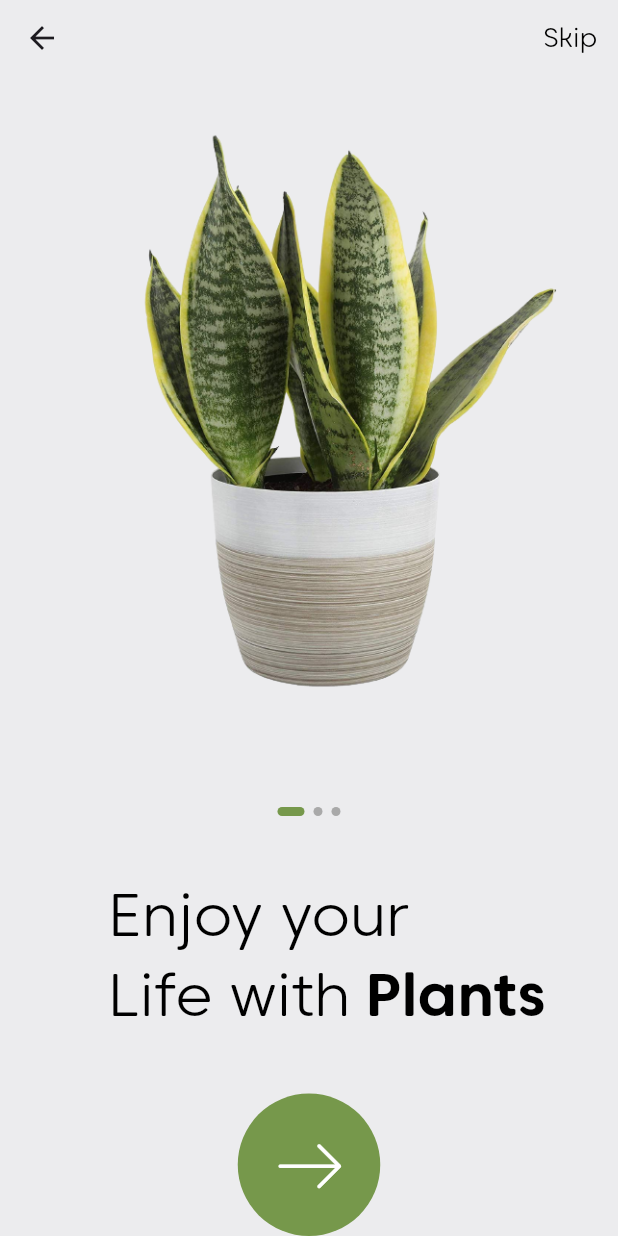
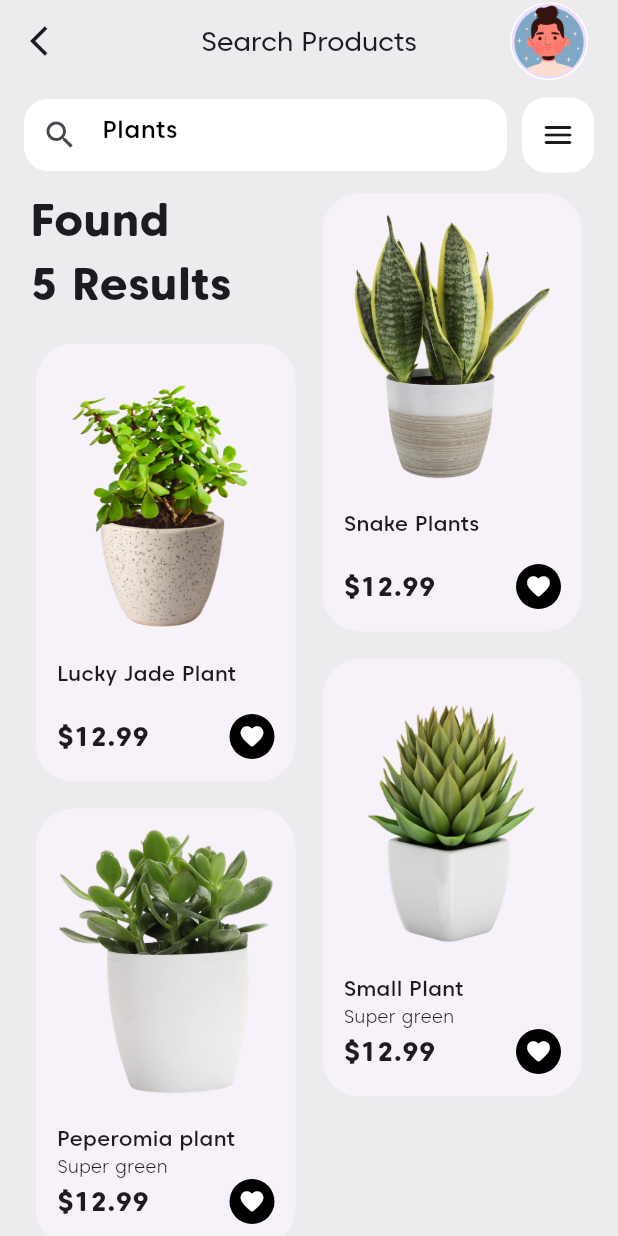
Before and after one commit to RoshanGunarathna/ui_challenge, a Flutter app: the screen it shows after launch, on a phone screen of 412 x 824 dp. Run offline on Flutter 3.47's test engine with Material 2 defaults, Android fonts, the phone set to English and light mode, and no system bars; our stand-ins replace device_preview.

Commit message:
Search_Screen_basic_UI_finished

```diff
--- a/lib/main.dart
+++ b/lib/main.dart
@@ -4,10 +4,12 @@ import 'package:flutter/material.dart';
 
 import 'onboard_screen.dart';
 import 'palette.dart';
+import 'search_product_screen.dart';
 
 void main() {
   runApp(
     DevicePreview(
+      //enabled: false,
       enabled: !kReleaseMode,
       builder: (_) => const MyApp(),
     ),
@@ -31,7 +33,7 @@ class MyApp extends StatelessWidget {
         useMaterial3: true,
         primaryColor: Palette.primaryColor,
       ),
-      home: const OnboardScreen(),
+      home: const SearchProductScreen(),
     );
   }
 }
--- /dev/null
+++ b/lib/product_card.dart
@@ -0,0 +1,132 @@
+import 'package:flutter/material.dart';
+import 'package:ui_challenge/product_model.dart';
+
+class ProductCard extends StatelessWidget {
+  final ProductModel product;
+  final int index;
+  final int productListLength;
+  const ProductCard({
+    super.key,
+    required this.product,
+    required this.index,
+    required this.productListLength,
+  });
+
+  @override
+  Widget build(BuildContext context) {
+    final Widget card = Transform.translate(
+      offset: Offset(
+        0.0,
+        index.isEven ? 100 : 0.0,
+      ),
+      child: Card(
+        elevation: 0,
+        shape: RoundedRectangleBorder(
+          borderRadius: BorderRadius.circular(25),
+        ),
+        child: Padding(
+          padding: const EdgeInsets.all(14.0),
+          child: Column(
+            children: [
+              Expanded(
+                flex: 2,
+                child: Image.asset(
+                  product.image,
+                  fit: BoxFit.contain,
+                  height: 80,
+                ),
+              ),
+              Expanded(
+                flex: 1,
+                child: Column(
+                  mainAxisAlignment: MainAxisAlignment.start,
+                  crossAxisAlignment: CrossAxisAlignment.start,
+                  children: [
+                    const SizedBox(
+                      height: 20,
+                    ),
+                    Text(
+                      product.name,
+                      style: const TextStyle(
+                        fontSize: 14,
+                        fontWeight: FontWeight.w500,
+                      ),
+                    ),
+                    Text(
+                      product.shortDescription ?? "",
+                      style: const TextStyle(
+                        fontSize: 12,
+                        fontWeight: FontWeight.w300,
+                      ),
+                    ),
+                    Row(
+                      mainAxisAlignment: MainAxisAlignment.spaceBetween,
+                      mainAxisSize: MainAxisSize.max,
+                      children: [
+                        Text(
+                          "\$${product.price}",
+                          style: const TextStyle(
+                            fontSize: 18,
+                            fontWeight: FontWeight.w700,
+                          ),
+                        ),
+                        Container(
+                          height: 30,
+                          width: 30,
+                          padding: const EdgeInsets.all(5),
+                          decoration: BoxDecoration(
+                            color: Colors.black,
+                            borderRadius: BorderRadius.circular(30),
+                          ),
+                          child: IconButton(
+                            padding: EdgeInsets.zero,
+                            onPressed: () {},
+                            icon: const Icon(
+                              Icons.favorite_rounded,
+                              color: Colors.white,
+                              size: 18,
+                            ),
+                          ),
+                        )
+                      ],
+                    ),
+                  ],
+                ),
+              ),
+            ],
+          ),
+        ),
+      ),
+    );
+
+    if (index == 0) {
+      return Stack(
+        children: [
+          SizedBox(
+            width: 200,
+            height: 75,
+            child: Text(
+              "Found \n$productListLength Results",
+              maxLines: 2,
+              overflow: TextOverflow.ellipsis,
+              style: const TextStyle(
+                fontSize: 30,
+                fontWeight: FontWeight.bold,
+              ),
+            ),
+          ),
+          card,
+        ],
+      );
+    }
+    //else if (index == productListLength - 1) {
+    //   return Padding(
+    //     padding: const EdgeInsets.only(bottom: 100),
+    //     child: card,
+    //   );
+    // }
+    else {
+      return card;
+    }
+  }
+}
--- /dev/null
+++ b/lib/product_model.dart
@@ -0,0 +1,15 @@
+// ignore_for_file: public_member_api_docs, sort_constructors_first
+class ProductModel {
+  final String id;
+  final String name;
+  final String image;
+  final double price;
+  final String? shortDescription;
+  ProductModel({
+    required this.id,
+    required this.name,
+    required this.image,
+    required this.price,
+    this.shortDescription,
+  });
+}
--- /dev/null
+++ b/lib/search_product_screen.dart
@@ -0,0 +1,212 @@
+import 'package:flutter/material.dart';
+import 'palette.dart';
+import 'product_card.dart';
+import 'product_model.dart';
+
+class SearchProductScreen extends StatefulWidget {
+  const SearchProductScreen({super.key});
+
+  @override
+  State<SearchProductScreen> createState() => _SearchProductScreenState();
+}
+
+class _SearchProductScreenState extends State<SearchProductScreen> {
+  late final TextEditingController _searchController;
+  late final List<ProductModel> _products;
+
+  bool enableSearchResultCountWidget = false;
+
+  @override
+  void initState() {
+    _searchController = TextEditingController();
+    _searchController.text = "Plants";
+
+    _products = [
+      ProductModel(
+        id: "02",
+        image: "assets/images/products/product_02.png",
+        name: "Lucky Jade Plant",
+        price: 12.99,
+      ),
+      ProductModel(
+        id: "01",
+        image: "assets/images/products/product_01.png",
+        name: "Snake Plants",
+        price: 12.99,
+      ),
+      ProductModel(
+        id: "04",
+        image: "assets/images/products/product_04.png",
+        name: "Peperomia plant",
+        shortDescription: "Super green",
+        price: 12.99,
+      ),
+      ProductModel(
+        id: "03",
+        image: "assets/images/products/product_03.png",
+        name: "Small Plant",
+        shortDescription: "Super green",
+        price: 12.99,
+      ),
+      ProductModel(
+        id: "05",
+        image: "assets/images/products/product_05.png",
+        name: "Plant",
+        price: 12.99,
+      ),
+    ];
+
+    super.initState();
+  }
+
+  @override
+  Widget build(BuildContext context) {
+    return Scaffold(
+      appBar: AppBar(
+        shadowColor: Colors.transparent,
+        scrolledUnderElevation: 0,
+        leadingWidth: 0,
+        backgroundColor: Palette.backgroundColor,
+        toolbarHeight: 55,
+        leading: Padding(
+          padding: const EdgeInsets.only(left: 20),
+          child: IconButton(
+            padding: EdgeInsets.zero,
+            onPressed: () {},
+            icon: const Icon(Icons.arrow_back_ios),
+          ),
+        ),
+        centerTitle: true,
+        title: const Text(
+          "Search Products",
+          style: TextStyle(
+            fontSize: 18,
+          ),
+        ),
+        actions: [
+          Container(
+            margin: const EdgeInsets.only(
+              right: 20,
+            ),
+            padding: const EdgeInsets.all(1.0),
+            height: 52,
+            width: 52,
+            decoration: BoxDecoration(
+              color: Colors.white,
+              borderRadius: BorderRadius.circular(30),
+            ),
+            child: CircleAvatar(
+              child: Image.asset("assets/images/profile_pic.png"),
+            ),
+          ),
+        ],
+      ),
+      body: CustomScrollView(
+        slivers: [
+          SliverAppBar(
+            elevation: 0,
+            scrolledUnderElevation: 0,
+            snap: true,
+            floating: true,
+            automaticallyImplyLeading: false,
+            toolbarHeight: 70,
+            backgroundColor: Palette.backgroundColor,
+            title: PreferredSize(
+              preferredSize: const Size(double.infinity, 100),
+              child: Column(
+                crossAxisAlignment: CrossAxisAlignment.start,
+                children: [
+                  const SizedBox(
+                    height: 20,
+                  ),
+                  SizedBox(
+                    height: 55,
+                    child: Row(
+                      children: [
+                        Expanded(
+                          child: DecoratedBox(
+                            decoration: BoxDecoration(
+                              color: Colors.white,
+                              borderRadius: BorderRadius.circular(16),
+                            ),
+                            child: TextField(
+                              controller: _searchController,
+                              style: const TextStyle(
+                                  fontWeight: FontWeight.w500,
+                                  color: Colors.black),
+                              decoration: InputDecoration(
+                                border: InputBorder.none,
+                                prefixIcon: IconButton(
+                                  onPressed: () {},
+                                  icon: const Icon(
+                                    Icons.search,
+                                    opticalSize: 1,
+                                    weight: 0.4,
+                                  ),
+                                ),
+                              ),
+                            ),
+                          ),
+                        ),
+                        const SizedBox(
+                          width: 10,
+                        ),
+                        SizedBox(
+                          height: 50,
+                          child: DecoratedBox(
+                            decoration: BoxDecoration(
+                              color: Colors.white,
+                              borderRadius: BorderRadius.circular(16),
+                            ),
+                            child: IconButton(
+                              onPressed: () {},
+                              icon: const Icon(Icons.menu_rounded),
+                            ),
+                          ),
+                        ),
+                      ],
+                    ),
+                  ),
+                  const SizedBox(
+                    height: 20,
+                  ),
+                ],
+              ),
+            ),
+          ),
+          SliverPadding(
+            padding: const EdgeInsets.only(left: 20, right: 20, bottom: 20),
+            sliver: SliverGrid(
+              gridDelegate: const SliverGridDelegateWithFixedCrossAxisCount(
+                crossAxisCount: 2,
+                mainAxisSpacing: 10,
+                crossAxisSpacing: 10,
+                childAspectRatio: 1.9,
+                mainAxisExtent: 300,
+              ),
+              delegate: SliverChildBuilderDelegate(
+                (context, index) {
+                  final ProductModel product = _products[index];
+
+                  return ProductCard(
+                    index: index,
+                    product: product,
+                    productListLength: _products.length,
+                  );
+                },
+                childCount: _products.length,
+              ),
+            ),
+          ),
+
+          //To fix the regression after add offset to Product Card widget
+          const SliverToBoxAdapter(
+            child: SizedBox(
+              height: 100,
+            ),
+          ),
+        ],
+      ),
+    );
+  }
+}
--- a/pubspec.yaml
+++ b/pubspec.yaml
@@ -37,6 +37,7 @@ dependencies:
   cupertino_icons: ^1.0.2
   device_preview: ^1.1.0
   carousel_slider: ^4.2.1
+  flutter_staggered_grid_view: ^0.7.0
 
 dev_dependencies:
   flutter_test:
@@ -63,6 +64,9 @@ flutter:
   # To add assets to your application, add an assets section, like this:
   assets:
     - assets/images/onboard/
+    - assets/images/products/
+    - assets/images/
+
   #   - images/a_dot_ham.jpeg
 
   # An image asset can refer to one or more resolution-specific "variants", see
```
Also changed, not shown: assets/images/products/product_01.png (added), assets/images/products/product_02.png (added), assets/images/products/product_03.png (added), assets/images/products/product_04.png (renamed from assets/images/product_04.png), assets/images/products/product_05.png (renamed from assets/images/product_05.png), assets/images/profile_pic.png (added), pubspec.lock.
